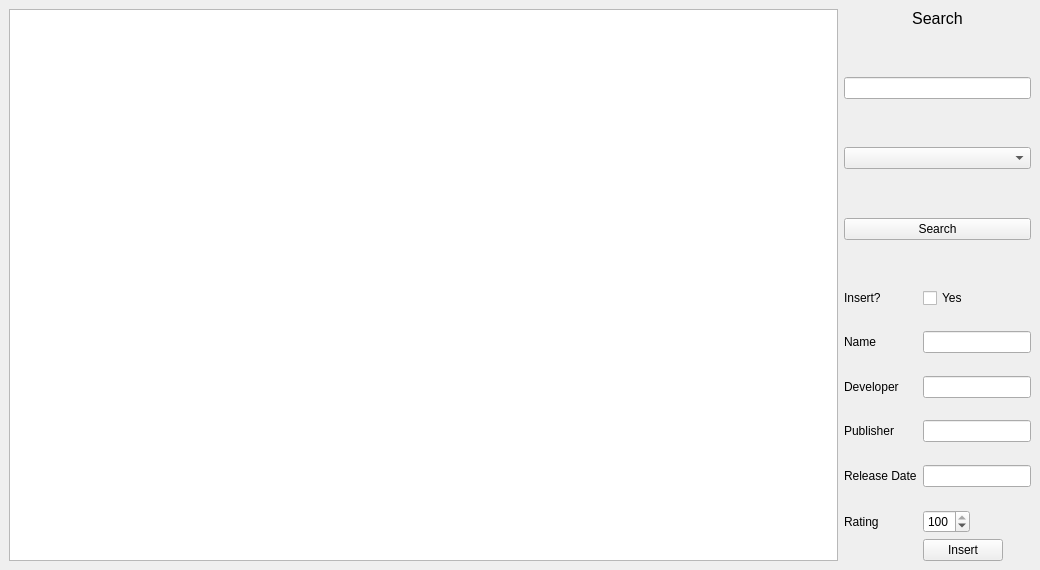
First picture: the form in vgui.ui, repository ilos-vigil/VGList, before the edit.
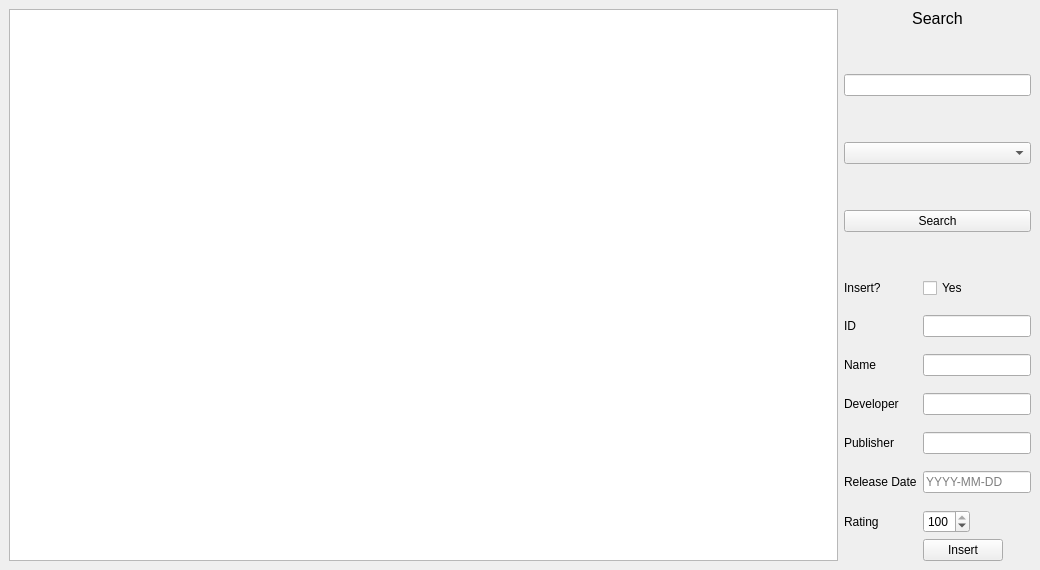
Second picture: the form after the edit.

Commit message: Fix QTableWidget, better update/insert UX

The edit to the form file:
```diff
--- a/vgui.ui
+++ b/vgui.ui
@@ -36,7 +36,11 @@
        <enum>QLayout::SetDefaultConstraint</enum>
       </property>
       <item>
-       <widget class="QTableWidget" name="tableWidget"/>
+       <widget class="QTableWidget" name="tableWidget">
+        <property name="sizeAdjustPolicy">
+         <enum>QAbstractScrollArea::AdjustToContents</enum>
+        </property>
+       </widget>
       </item>
      </layout>
     </item>
@@ -132,6 +136,13 @@
       <property name="fieldGrowthPolicy">
        <enum>QFormLayout::ExpandingFieldsGrow</enum>
       </property>
+      <item row="0" column="0">
+       <widget class="QLabel" name="Insert">
+        <property name="text">
+         <string>Insert?</string>
+        </property>
+       </widget>
+      </item>
       <item row="0" column="1">
        <widget class="QCheckBox" name="checkBox_insert">
         <property name="text">
@@ -153,16 +164,49 @@
        </spacer>
       </item>
       <item row="2" column="0">
+       <widget class="QLabel" name="label_ID">
+        <property name="text">
+         <string>ID</string>
+        </property>
+       </widget>
+      </item>
+      <item row="2" column="1">
+       <widget class="QLineEdit" name="lineEdit_ID">
+        <property name="frame">
+         <bool>true</bool>
+        </property>
+        <property name="readOnly">
+         <bool>true</bool>
+        </property>
+        <property name="clearButtonEnabled">
+         <bool>false</bool>
+        </property>
+       </widget>
+      </item>
+      <item row="3" column="1">
+       <spacer name="verticalSpacer_2">
+        <property name="orientation">
+         <enum>Qt::Vertical</enum>
+        </property>
+        <property name="sizeHint" stdset="0">
+         <size>
+          <width>20</width>
+          <height>5</height>
+         </size>
+        </property>
+       </spacer>
+      </item>
+      <item row="4" column="0">
        <widget class="QLabel" name="label_name">
         <property name="text">
          <string>Name</string>
         </property>
        </widget>
       </item>
-      <item row="2" column="1">
+      <item row="4" column="1">
        <widget class="QLineEdit" name="lineEdit_name"/>
       </item>
-      <item row="3" column="1">
+      <item row="5" column="1">
        <spacer name="verticalSpacer_3">
         <property name="orientation">
          <enum>Qt::Vertical</enum>
@@ -175,17 +219,17 @@
         </property>
        </spacer>
       </item>
-      <item row="4" column="0">
+      <item row="6" column="0">
        <widget class="QLabel" name="label_dev">
         <property name="text">
          <string>Developer</string>
         </property>
        </widget>
       </item>
-      <item row="4" column="1">
+      <item row="6" column="1">
        <widget class="QLineEdit" name="lineEdit_developer"/>
       </item>
-      <item row="5" column="1">
+      <item row="7" column="1">
        <spacer name="verticalSpacer_4">
         <property name="orientation">
          <enum>Qt::Vertical</enum>
@@ -198,17 +242,17 @@
         </property>
        </spacer>
       </item>
-      <item row="6" column="0">
+      <item row="8" column="0">
        <widget class="QLabel" name="label_pub">
         <property name="text">
          <string>Publisher</string>
         </property>
        </widget>
       </item>
-      <item row="6" column="1">
+      <item row="8" column="1">
        <widget class="QLineEdit" name="lineEdit_publisher"/>
       </item>
-      <item row="7" column="1">
+      <item row="9" column="1">
        <spacer name="verticalSpacer_5">
         <property name="orientation">
          <enum>Qt::Vertical</enum>
@@ -221,17 +265,21 @@
         </property>
        </spacer>
       </item>
-      <item row="8" column="0">
+      <item row="10" column="0">
        <widget class="QLabel" name="label_date">
         <property name="text">
          <string>Release Date</string>
         </property>
        </widget>
       </item>
-      <item row="8" column="1">
-       <widget class="QLineEdit" name="lineEdit_release"/>
+      <item row="10" column="1">
+       <widget class="QLineEdit" name="lineEdit_release">
+        <property name="placeholderText">
+         <string>YYYY-MM-DD</string>
+        </property>
+       </widget>
       </item>
-      <item row="9" column="1">
+      <item row="11" column="1">
        <spacer name="verticalSpacer_6">
         <property name="orientation">
          <enum>Qt::Vertical</enum>
@@ -244,14 +292,14 @@
         </property>
        </spacer>
       </item>
-      <item row="10" column="0">
+      <item row="12" column="0">
        <widget class="QLabel" name="label_rating">
         <property name="text">
          <string>Rating</string>
         </property>
        </widget>
       </item>
-      <item row="10" column="1">
+      <item row="12" column="1">
        <widget class="QSpinBox" name="spinBox_rating">
         <property name="minimum">
          <number>1</number>
@@ -264,20 +312,13 @@
         </property>
        </widget>
       </item>
-      <item row="11" column="1">
+      <item row="13" column="1">
        <widget class="QPushButton" name="pushButton_update">
         <property name="text">
          <string>Insert</string>
         </property>
        </widget>
       </item>
-      <item row="0" column="0">
-       <widget class="QLabel" name="Insert">
-        <property name="text">
-         <string>Insert?</string>
-        </property>
-       </widget>
-      </item>
      </layout>
     </item>
    </layout>
```
The commit also changes 2 other files.
